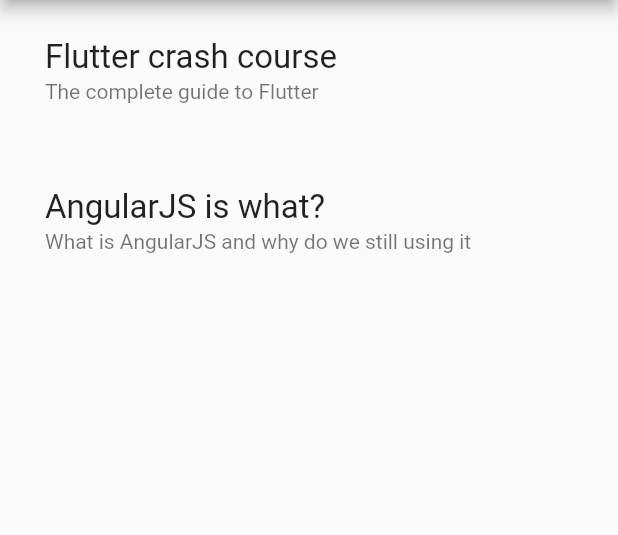
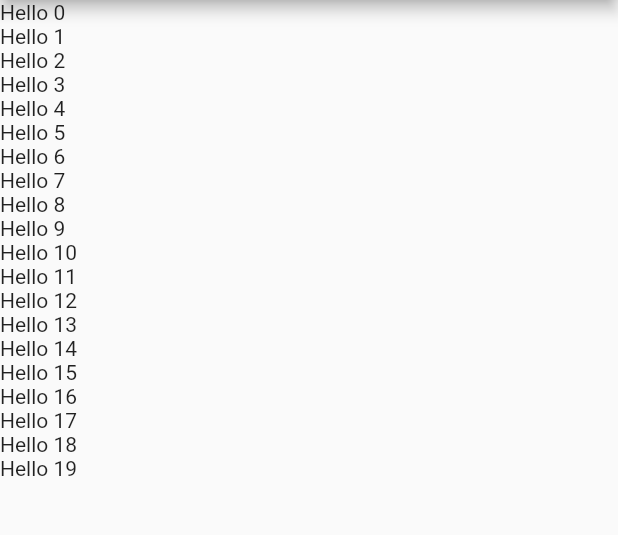
Before and after one commit to Blasanka/blog_app, a Flutter app: the screen it shows after launch, on a phone screen of 412 x 824 dp, the part 84-619 px from its top. Run offline on Flutter 3.47's test engine with Material 2 defaults, Android fonts, the phone set to English and light mode, and no system bars; our stand-ins replace built_collection, built_value; generated files the repository leaves out were written again.

```diff
--- a/lib/app.dart
+++ b/lib/app.dart
@@ -1,3 +1,4 @@
+//import 'package:blog_app/json_parsing.dart';
 import 'package:flutter/material.dart';
 import 'model/post.dart';
 import 'screens/singlepost_screen.dart';
@@ -27,8 +28,14 @@ class _HomePageState extends State<HomePage> {
 
   @override
   Widget build(BuildContext context) {
+
+
+    final i = 1;
+    List<String> _generateList() {
+      return List<String>.generate(20, (i) => "Hello $i");
+    }
     return ListView(
-      children: _posts.map(_buildPost).toList(),
+      children: _generateList().map((v) => Text(v)).toList(),//_posts.map(_buildPost).toList(),
     );
   }
 
@@ -37,10 +44,11 @@ class _HomePageState extends State<HomePage> {
       padding: const EdgeInsets.all(14.0),
       child: ListTile(
         title: Text(
-          post.title,
+          "",//post.title,
           style: TextStyle(fontSize: 22.0)),
         subtitle: Text(
-          post.subtitle,
+          "f"//post.subtitle,
+          // getPosts(),
         ),
         onTap: ()  {
           Navigator.push(
--- /dev/null
+++ b/lib/build_value/json_parsing.dart
@@ -0,0 +1,63 @@
+//import 'package:blog_app/model/post.dart';
+import 'dart:convert' as json;
+import 'package:blog_app/model/comment.dart';
+import 'package:blog_app/model/paragraph.dart';
+import 'package:blog_app/model/tag.dart';
+import 'package:built_value/built_value.dart';
+import 'package:built_collection/built_collection.dart';
+import 'package:built_value/serializer.dart';
+
+import 'serializer.dart';
+
+part 'json_parsing.g.dart';
+
+abstract class Post implements Built<Post, PostBuilder> {
+  static Serializer<Post> get serializer => _$postSerializer;
+
+  String get id;
+  String get title;
+  @nullable
+  String get subtitle;
+  @nullable
+  String get previewText;
+  @nullable
+  List<Paragraph> get paragraphs;
+  @nullable
+  DateTime get createdOn;
+  @nullable
+  String get author;//if a company
+  @nullable
+  String get writtenBy;// and write for company or organization
+  @nullable
+  int get likes;
+  @nullable
+  List<Comment> get comments;
+  @nullable
+  String get category;
+  @nullable
+  List<Tag> get tags;
+  @nullable
+  String get imageUrl;
+  @nullable
+  String get url;
+
+  Post._();
+  factory Post([updates (PostBuilder b)]) = _$Post;
+}
+
+List<int> parseTopStories(String jsonStr) {
+//  final parsed = json.jsonDecode(jsonStr);
+//  final listOfIds = List<int>.from(parsed);
+//  return listOfIds;
+  return null;
+}
+
+Post parsePost(String jsonStr) {
+  final parsed = json.jsonDecode(jsonStr);
+  Post post = standardSerializers.deserializeWith(Post.serializer, parsed);
+  //serializer
+  //causes InternalLinkedHashMap<String, dynamic>' is not a subtype of type String'
+  return post;
+}
+
+//flutter packages pub run build_runner build
```
Also changed, not shown: lib/build_value/serializer.dart (added, +20 -0 lines), lib/json_parsing.dart (deleted, +0 -23 lines), lib/model/post.dart (+11 -0 lines), pubspec.yaml (+8 -0 lines), lib/build_value/json_parsing.g.dart (added), lib/build_value/serializer.g.dart (added), pubspec.lock, 4 other files.
